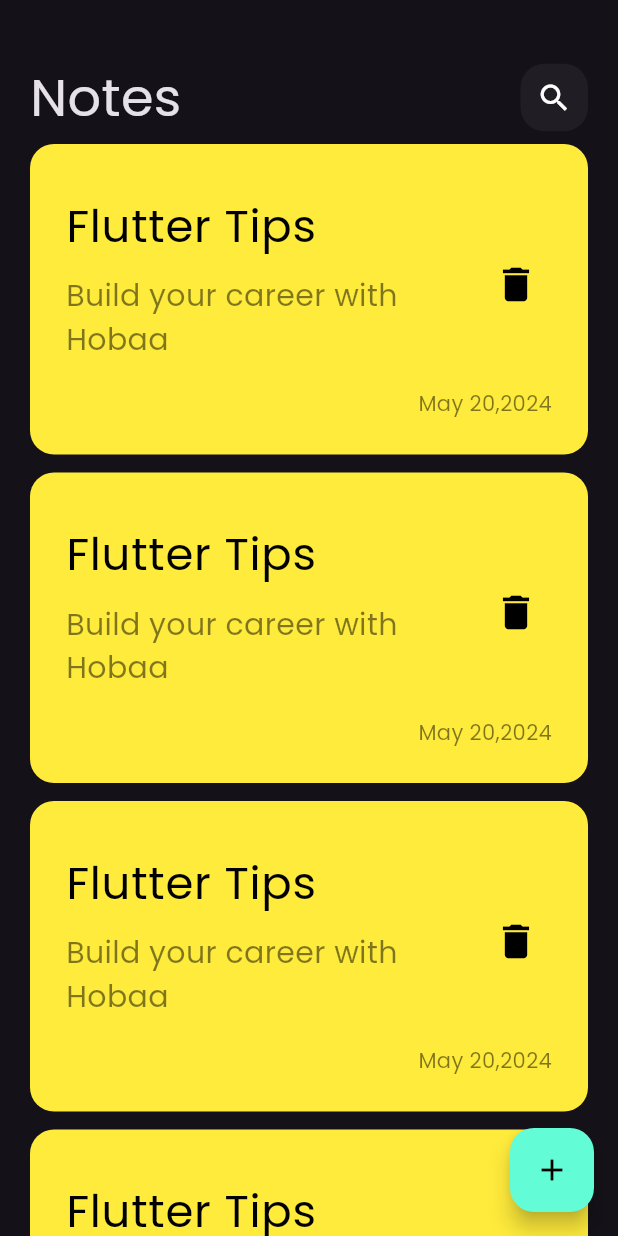
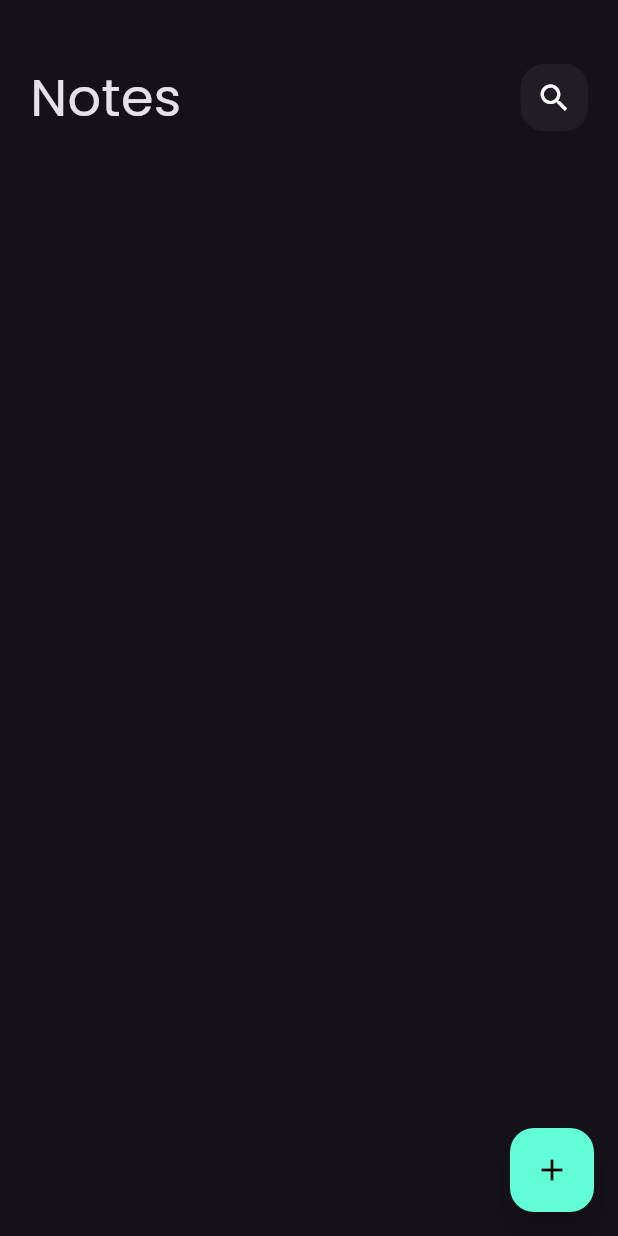
Before and after one commit to ahmedEhab10/note_app, a Flutter app: the screen it shows after launch, on a phone screen of 412 x 824 dp. Run offline on Flutter 3.47's test engine with Material 3 defaults, Android fonts, the phone set to English and light mode, and no system bars; our stand-ins replace bloc, flutter_bloc, hive, hive_flutter, modal_progress_hud_nsn; accounts and stored records are empty.

Commit message:
add blocprovider for Notescubit

```diff
--- a/lib/cubits/Notes_cubit/notes_cubit.dart
+++ b/lib/cubits/Notes_cubit/notes_cubit.dart
@@ -1,8 +1,16 @@
 import 'package:bloc/bloc.dart';
+import 'package:hive/hive.dart';
 import 'package:meta/meta.dart';
+import 'package:note_app/const.dart';
+import 'package:note_app/models/NoteModel.dart';
 
 part 'notes_state.dart';
 
 class NotesCubit extends Cubit<NotesState> {
   NotesCubit() : super(NotesInitial());
+  List<Notemodel>? Notes;
+  GetAllNotes() {
+    var NoteBox = Hive.box<Notemodel>(kNoteBox);
+    Notes = NoteBox.values.toList();
+  }
 }
--- a/lib/cubits/Notes_cubit/notes_state.dart
+++ b/lib/cubits/Notes_cubit/notes_state.dart
@@ -4,13 +4,3 @@ part of 'notes_cubit.dart';
 sealed class NotesState {}
 
 final class NotesInitial extends NotesState {}
-
-final class NotesLoading extends NotesState {}
-
-final class NotesSccusses extends NotesState {}
-
-final class NotesFulier extends NotesState {
-  final String ErrorMassage;
-
-  NotesFulier({required this.ErrorMassage});
-}
--- a/lib/main.dart
+++ b/lib/main.dart
@@ -3,6 +3,7 @@ import 'package:flutter_bloc/flutter_bloc.dart';
 import 'package:hive_flutter/adapters.dart';
 import 'package:note_app/const.dart';
 import 'package:note_app/cubits/Add_Note_Cubit/add_note_cubit_cubit.dart';
+import 'package:note_app/cubits/Notes_cubit/notes_cubit.dart';
 import 'package:note_app/models/NoteModel.dart';
 import 'package:note_app/simple_bloc_observer.dart';
 import 'package:note_app/views/Edit_Note_View.dart';
@@ -23,13 +24,16 @@ class NoteApp extends StatelessWidget {
   // This widget is the root of your application.
   @override
   Widget build(BuildContext context) {
-    return MaterialApp(
+    return BlocProvider(
+      create: (context) => NotesCubit(),
+      child: MaterialApp(
         theme: ThemeData(brightness: Brightness.dark, fontFamily: 'Poppins'),
         routes: {
           NotesView.id: (context) => NotesView(),
           EditNoteView.id: (context) => EditNoteView()
         },
         initialRoute: NotesView.id,
+      ),
     );
   }
 }
--- a/lib/views/Notes_view.dart
+++ b/lib/views/Notes_view.dart
@@ -1,12 +1,25 @@
 import 'package:flutter/material.dart';
+import 'package:flutter_bloc/flutter_bloc.dart';
 import 'package:note_app/const.dart';
+import 'package:note_app/cubits/Notes_cubit/notes_cubit.dart';
 import 'package:note_app/widgets/Custom_AddNoteButtomSheet.dart';
 import 'package:note_app/widgets/Notes_List_view.dart';
 import 'package:note_app/widgets/custom_appbar.dart';
 
-class NotesView extends StatelessWidget {
+class NotesView extends StatefulWidget {
   const NotesView({super.key});
   static String id = 'Note View';
+
+  @override
+  State<NotesView> createState() => _NotesViewState();
+}
+
+class _NotesViewState extends State<NotesView> {
+  @override
+  void initState() {
+    BlocProvider.of<NotesCubit>(context).GetAllNotes();
+    super.initState();
+  }
 
   @override
   Widget build(BuildContext context) {
--- a/lib/widgets/Notes_List_view.dart
+++ b/lib/widgets/Notes_List_view.dart
@@ -1,6 +1,9 @@
 import 'dart:math';
 
 import 'package:flutter/material.dart';
+import 'package:flutter_bloc/flutter_bloc.dart';
+import 'package:note_app/cubits/Notes_cubit/notes_cubit.dart';
+import 'package:note_app/models/NoteModel.dart';
 import 'package:note_app/widgets/Note_Widget.dart';
 
 class NotesListView extends StatelessWidget {
@@ -21,7 +24,13 @@ class NotesListView extends StatelessWidget {
 
   @override
   Widget build(BuildContext context) {
-    return ListView.builder(itemBuilder: (context, index) {
+    return BlocBuilder<NotesCubit, NotesState>(
+      builder: (context, state) {
+        List<Notemodel> Notes =
+            BlocProvider.of<NotesCubit>(context).Notes ?? [];
+        return ListView.builder(
+            itemCount: Notes.length,
+            itemBuilder: (context, index) {
               return Padding(
                 padding: const EdgeInsets.symmetric(vertical: 6.0),
                 child: notewidget(
@@ -29,5 +38,7 @@ class NotesListView extends StatelessWidget {
                 ),
               );
             });
+      },
+    );
   }
 }
```
Lines whose indentation alone changed are shown as unchanged.
